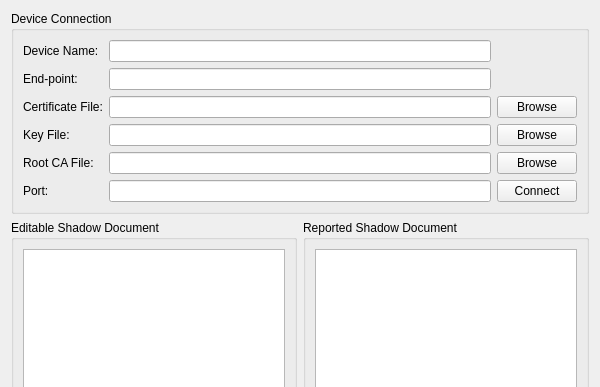
Above: form.ui from embd-io/simple-shadow-client before the change; both pictures show x 0 to 600 and y 0 to 387 of the 600 by 630 pixel window. Below: the same form after it.
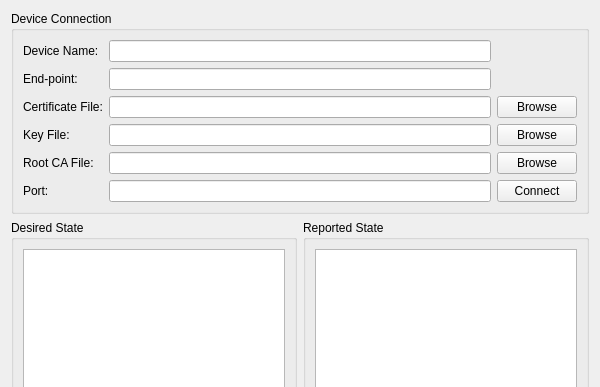
That is the form after the change.

Commit message: Connect using device connection settings

Diff of the .ui file:
```diff
--- a/form.ui
+++ b/form.ui
@@ -113,7 +113,7 @@
      <item>
       <widget class="QGroupBox" name="groupBox_edit">
        <property name="title">
-        <string>Editable Shadow Document</string>
+        <string>Desired State</string>
        </property>
        <layout class="QVBoxLayout" name="verticalLayout_edit">
         <item>
@@ -132,7 +132,7 @@
      <item>
       <widget class="QGroupBox" name="groupBox_readonly">
        <property name="title">
-        <string>Reported Shadow Document</string>
+        <string>Reported State</string>
        </property>
        <layout class="QVBoxLayout" name="verticalLayout_readonly">
         <item>
```
The commit also changes 2 other files.
